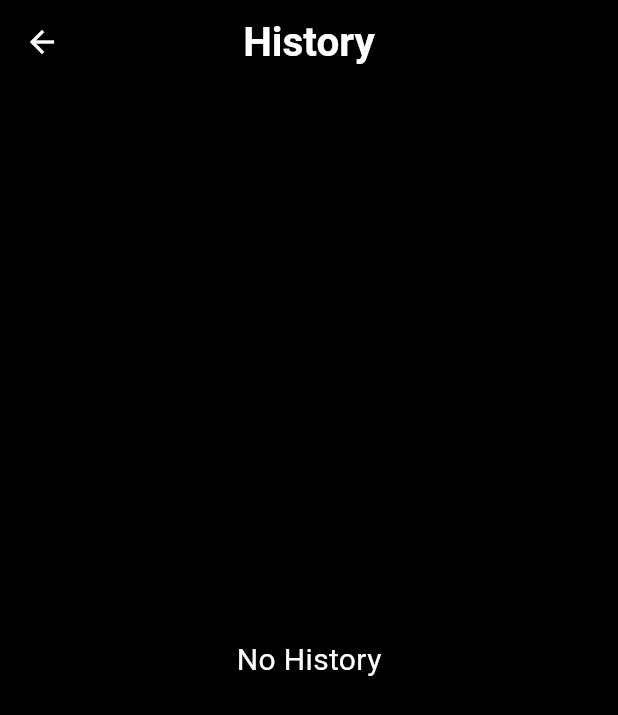
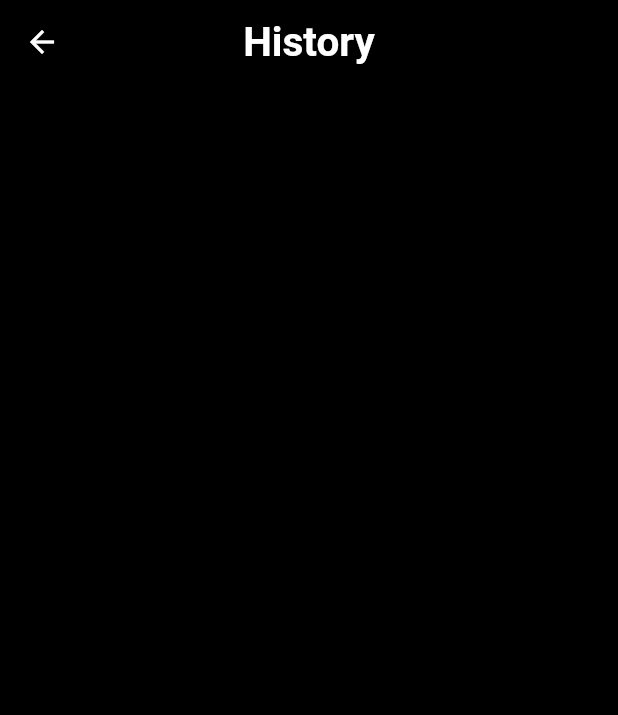
Before and after one commit to hananwaleed/Calculator_App, a Flutter app: the screen it shows after launch, after a tap on the "history" icon, on a phone screen of 412 x 824 dp. Shown: the top 715 px of the screen. Run offline on Flutter 3.47's test engine with Material 3 defaults, Android fonts, the phone set to English and light mode, and no system bars; our stand-ins replace math_expressions.

Commit message:
Refactored Code

```diff
--- a/lib/Screens/HistoryScreen.dart
+++ b/lib/Screens/HistoryScreen.dart
@@ -1,8 +1,10 @@
 import 'package:flutter/material.dart';
+
 
 class HistoryScreen extends StatelessWidget {
   final List<String> history;
-  const HistoryScreen({super.key, required this.history});
+
+  HistoryScreen({required this.history});
 
   @override
   Widget build(BuildContext context) {
@@ -13,20 +15,17 @@ class HistoryScreen extends StatelessWidget {
         backgroundColor: Colors.black,
         title: const Text(
           'History',
-          style: TextStyle(color: Colors.white, fontSize: 27, fontWeight: FontWeight.bold),
+          style: TextStyle(
+            color: Colors.white,
+            fontSize: 27,
+            fontWeight: FontWeight.bold,
           ),
-        iconTheme: const IconThemeData(color: Colors.white),
+        ),
+        iconTheme: IconThemeData(color: Colors.white),
       ),
       body: Padding(
         padding: const EdgeInsets.symmetric(horizontal: 20, vertical: 15),
-        child: history.isEmpty
-            ? const Center(
-                child: Text(
-                  "No History",
-                  style: TextStyle(color: Colors.white, fontSize: 20),
-                ),
-              )
-            : ListView.builder(
+        child: ListView.builder(
           itemCount: history.length,
           itemBuilder: (context, index) {
             return Padding(
@@ -40,7 +39,7 @@ class HistoryScreen extends StatelessWidget {
                 child: ListTile(
                   title: Text(
                     history[index],
-                          style: const TextStyle(fontSize: 20, color: Colors.white),
+                    style: TextStyle(fontSize: 20, color: Colors.white),
                   ),
                 ),
               ),
--- a/lib/Screens/HomeScreen.dart
+++ b/lib/Screens/HomeScreen.dart
@@ -1,31 +1,60 @@
-import 'package:calculator_app/Screens/HistoryScreen.dart';
-import 'package:calculator_app/constants/constants.dart';
-import 'package:calculator_app/widgets/BuildButtonRow.dart';
+import 'package:calc/Screens/HistoryScreen.dart';
+import 'package:calc/widgets/buildLastRow.dart';
+import 'package:calc/widgets/buildRow.dart';
 import 'package:flutter/material.dart';
-import 'package:calculator_app/helper/CalculatorLogic.dart';
 
-class HomeScreen extends StatefulWidget {
-  const HomeScreen({super.key});
+import 'package:math_expressions/math_expressions.dart';
 
+class CalculatorScreen extends StatefulWidget {
   @override
-  State<HomeScreen> createState() => _HomeScreenState();
+  _CalculatorScreenState createState() => _CalculatorScreenState();
 }
 
-class _HomeScreenState extends State<HomeScreen> {
-  final CalculatorLogic calculator = CalculatorLogic();
+class _CalculatorScreenState extends State<CalculatorScreen> {
+  String display = "0";
+  List<String> history = [];
 
-  void numClick(String btnText) {
+  void appendToDisplay(String value) {
     setState(() {
-      calculator.numClick(btnText);
+      if (display == "0" && value != '.' && value != '+/-') {
+        display = value;
+      } else if (value == '+/-') {
+        display = display.startsWith('-') ? display.substring(1) : '-$display';
+      } else {
+        display += value;
+      }
     });
+  }
+
+  void clearDisplay() {
+    setState(() {
+      display = "0";
+    });
+  }
+
+  void calculate() {
+    try {
+      Parser p = Parser();
+      Expression exp = p.parse(display.replaceAll('×', '*').replaceAll('÷', '/'));
+      ContextModel cm = ContextModel();
+      double eval = exp.evaluate(EvaluationType.REAL, cm);
+
+      setState(() {
+        String result = eval % 1 == 0 ? eval.toInt().toString() : eval.toStringAsFixed(2);
+        history.add("$display = $result");
+        display = result;
+      });
+    } catch (e) {
+      setState(() {
+        display = "Error";
+      });
+    }
   }
 
   void openHistory() {
     Navigator.push(
       context,
-      MaterialPageRoute(
-        builder: (context) => HistoryScreen(history: calculator.history),
-      ),
+      MaterialPageRoute(builder: (context) => HistoryScreen(history: history)),
     );
   }
 
@@ -34,13 +63,19 @@ class _HomeScreenState extends State<HomeScreen> {
     return Scaffold(
       backgroundColor: Colors.black,
       appBar: AppBar(
-        title: Text("Calculator", style: Constants.styleOne),
+        backgroundColor: Colors.black,
         centerTitle: true,
-        backgroundColor: Colors.black,
+        title: Text(
+          "Calculator",
+          style: TextStyle(
+            color: Colors.white,
+            fontSize: 27,
+            fontWeight: FontWeight.bold,
+          ),
+        ),
         actions: [
           IconButton(
-            icon: const Icon(Icons.history),
-            color: Colors.white,
+            icon: Icon(Icons.history),
             onPressed: openHistory,
           ),
         ],
@@ -49,26 +84,69 @@ class _HomeScreenState extends State<HomeScreen> {
         mainAxisAlignment: MainAxisAlignment.end,
         children: [
           Container(
-            margin: const EdgeInsets.only(right: 13),
-            child: Text(
-              calculator.history.isNotEmpty ? calculator.history.last : "",
-              style: Constants.styleOne,
+            padding: EdgeInsets.symmetric(horizontal: 20),
+            alignment: Alignment.centerRight,
+            child: SingleChildScrollView(
+              scrollDirection: Axis.horizontal,
+              child: Text(
+                display,
+                style: TextStyle(
+                  fontSize: 80,
+                  color: Colors.white,
+                  fontWeight: FontWeight.bold,
+                ),
+              ),
             ),
-            alignment: Alignment.centerRight,
           ),
-          const Divider(color: Colors.white, thickness: 1, indent: 50, endIndent: 50),
-          Container(
-            margin: const EdgeInsets.only(right: 13),
-            child: Text(calculator.exp, style: Constants.styleOne),
-            alignment: Alignment.centerRight,
+          SizedBox(height: 20),
+          Column(
+            children: [
+              buildRow(
+                ['AC', '+/-', '%', '÷'],
+                [Colors.grey, Colors.grey, Colors.grey, Colors.orange],
+                appendToDisplay,
+                clearDisplay,
+                calculate,
+              ),
+              buildRow(
+                ['7', '8', '9', '×'],
+                [
+                  Colors.grey[850]!,
+                  Colors.grey[850]!,
+                  Colors.grey[850]!,
+                  Colors.orange,
+                ],
+                appendToDisplay,
+                clearDisplay,
+                calculate,
+              ),
+              buildRow(
+                ['4', '5', '6', '-'],
+                [
+                  Colors.grey[850]!,
+                  Colors.grey[850]!,
+                  Colors.grey[850]!,
+                  Colors.orange,
+                ],
+                appendToDisplay,
+                clearDisplay,
+                calculate,
+              ),
+              buildRow(
+                ['1', '2', '3', '+'],
+                [
+                  Colors.grey[850]!,
+                  Colors.grey[850]!,
+                  Colors.grey[850]!,
+                  Colors.orange,
+                ],
+                appendToDisplay,
+                clearDisplay,
+                calculate,
+              ),
+              buildLastRow(appendToDisplay, calculate),
+            ],
           ),
-          const SizedBox(height: 10),
-
-          BuildButtonRow(buttons: ["AC", "C", "%", "/"], numClick: numClick),
-          BuildButtonRow(buttons: ["7", "8", "9", "*"], numClick: numClick),
-          BuildButtonRow(buttons: ["4", "5", "6", "-"], numClick: numClick),
-          BuildButtonRow(buttons: ["1", "2", "3", "+"], numClick: numClick),
-          BuildButtonRow(buttons: ["0", ".", "="], numClick: numClick),
         ],
       ),
     );
--- a/lib/main.dart
+++ b/lib/main.dart
@@ -1,18 +1,17 @@
-
-import 'package:calculator_app/Screens/HomeScreen.dart';
+import 'package:calc/Screens/HomeScreen.dart';
 import 'package:flutter/material.dart';
 
+
 void main() {
-  runApp( const Calc());
+  runApp(CalculatorApp());
 }
-class Calc extends StatelessWidget {
-  const Calc ({super.key});
 
+class CalculatorApp extends StatelessWidget {
   @override
   Widget build(BuildContext context) {
     return MaterialApp(
       debugShowCheckedModeBanner: false,
-      home:HomeScreen(),
+      home: CalculatorScreen(),
     );
   }
 }
--- a/lib/widgets/CustomButton.dart
+++ /dev/null
@@ -1,35 +0,0 @@
-import 'package:flutter/material.dart';
-
-class CustomButton extends StatelessWidget {
-  final String btnText;
-  final Color btnColor;
-  final VoidCallback callback;
-
-  const CustomButton({
-    required this.btnText,
-    required this.btnColor,
-    required this.callback,
-    super.key,
-  });
-
-  @override
-  Widget build(BuildContext context) {
-    return Padding(
-      padding: const EdgeInsets.all(5.0),
-      child: ElevatedButton(
-        style: ElevatedButton.styleFrom(
-          backgroundColor: btnColor,
-          padding: const EdgeInsets.all(20),
-          shape: RoundedRectangleBorder(
-            borderRadius: BorderRadius.circular(10),
-          ),
-        ),
-        onPressed: callback,
-        child: Text(
-          btnText,
-          style: const TextStyle(fontSize: 20, color: Colors.white),
-        ),
-      ),
-    );
-  }
-}
--- /dev/null
+++ b/lib/widgets/buildButton.dart
@@ -0,0 +1,32 @@
+import 'package:flutter/material.dart';
+
+Widget buildButton(
+    String text,
+    Color bgColor,
+    Function() onPressed, {
+    Color textColor = Colors.white,
+  }) {
+    return Container(
+      margin: EdgeInsets.all(5),
+      width: 75,
+      height: 75,
+      child: ElevatedButton(
+        style: ElevatedButton.styleFrom(
+          shape: RoundedRectangleBorder(
+            borderRadius: BorderRadius.circular(50),
+          ),
+          backgroundColor: bgColor,
+          padding: EdgeInsets.all(20),
+        ),
+        onPressed: onPressed,
+        child: Text(
+          text,
+          style: TextStyle(
+            fontSize: 30,
+            fontWeight: FontWeight.bold,
+            color: textColor,
+          ),
+        ),
+      ),
+    );
+  }
--- a/lib/widgets/buildButtonRow.dart
+++ /dev/null
@@ -1,26 +0,0 @@
-import 'package:calculator_app/widgets/CustomButton.dart';
-import 'package:flutter/material.dart';
-
-class BuildButtonRow extends StatelessWidget {
-  final List<String> buttons;
-  final Function(String) numClick;
-
-  const BuildButtonRow({
-    super.key,
-    required this.buttons,
-    required this.numClick,
-  });
-
-  @override
-  Widget build(BuildContext context) {
-    return Row(
-      children: buttons.map((btnText) => Expanded(
-        child: CustomButton(
-          btnColor: ["+", "-", "*", "/", "="].contains(btnText) ? Colors.orange : Colors.blueGrey,
-          btnText: btnText,
-          callback: () => numClick(btnText),
-        ),
-      )).toList(),
-    );
-  }
-}
--- /dev/null
+++ b/lib/widgets/buildLastRow.dart
@@ -0,0 +1,18 @@
+import 'package:calc/widgets/buildButton.dart';
+import 'package:flutter/material.dart';
+
+
+Widget buildLastRow(Function(String) appendToDisplay, Function() calculate) {
+  return Row(
+    mainAxisAlignment: MainAxisAlignment.spaceEvenly,
+    children: [
+      IconButton(
+        onPressed: () {},
+        icon: Icon(Icons.calculate, color: Colors.white),
+      ),
+      buildButton('0', Colors.grey[850]!, () => appendToDisplay('0')),
+      buildButton('.', Colors.grey[850]!, () => appendToDisplay('.')),
+      buildButton('=', Colors.orange, calculate),
+    ],
+  );
+}
--- /dev/null
+++ b/lib/widgets/buildRow.dart
@@ -0,0 +1,30 @@
+import 'package:calc/widgets/buildButton.dart';
+import 'package:flutter/material.dart';
+
+
+Widget buildRow(
+  List<String> buttons,
+  List<Color> colors,
+  Function(String) appendToDisplay,
+  Function() clearDisplay,
+  Function() calculate,
+) {
+  return Row(
+    mainAxisAlignment: MainAxisAlignment.spaceEvenly,
+    children: List.generate(buttons.length, (index) {
+      return buildButton(
+        buttons[index],
+        colors[index],
+        () {
+          if (buttons[index] == 'AC') {
+            clearDisplay();
+          } else if (buttons[index] == '=') {
+            calculate();
+          } else {
+            appendToDisplay(buttons[index]);
+          }
+        },
+      );
+    }),
+  );
+}
```
Also changed, not shown: lib/constants/constants.dart (deleted, +0 -15 lines), lib/helper/CalculatorLogic.dart (deleted, +0 -56 lines), pubspec.yaml (+7 -6 lines), pubspec.lock, 1 other file. Lines whose indentation alone changed are shown as unchanged.
